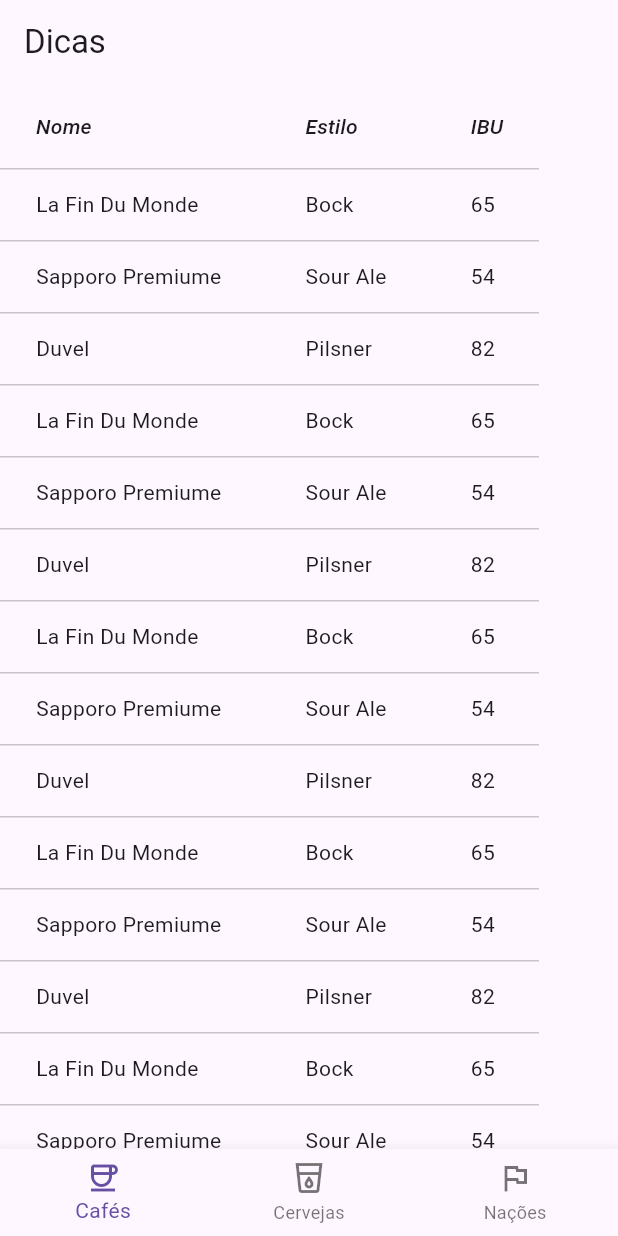
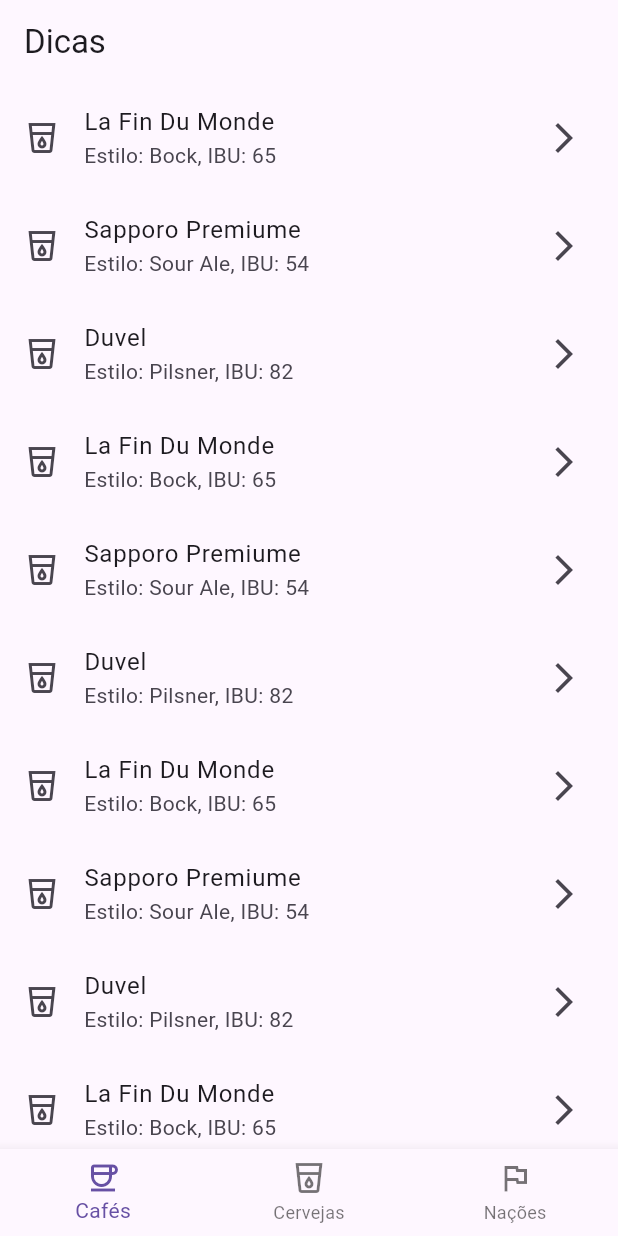
Before and after one commit to Kaiom20/Poo, a Flutter app: the screen it shows after launch, on a phone screen of 412 x 824 dp. Run offline on Flutter 3.47's test engine with Material 3 defaults, Android fonts, the phone set to English and light mode, and no system bars.

Commit message:
Receita 04 - Exercício 02

```diff
--- a/lib/main.dart
+++ b/lib/main.dart
@@ -123,11 +123,7 @@
 
           ),
 
-        body: Scrollbar(
-          child: SingleChildScrollView(
-            child: DataBodyWidget(objects: dataObjects),
-          ),
-        ),
+        body: MytileWidget(items: dataObjects),
 
         bottomNavigationBar: NewNavBar(),
 
@@ -183,30 +179,23 @@
 
 
 
-class DataBodyWidget extends StatelessWidget {
-  List objects;
-  DataBodyWidget( {this.objects = const [] });
+class MytileWidget extends StatelessWidget {
+  final List<Map<String, String>> items;
+  MytileWidget({this.items = const []});
 
   @override
   Widget build(BuildContext context) {
-    var columnNames = ["Nome","Estilo","IBU"],
-        propertyNames = ["name", "style", "ibu"];
-
-    return DataTable(
-      columns: columnNames.map(
-                (name) => DataColumn(
-                  label: Expanded(
-                    child: Text(name, style: TextStyle(fontStyle: FontStyle.italic))
-                  )
-                )
-              ).toList()
-      ,
-      rows: objects.map(
-        (obj) => DataRow(
-            cells: propertyNames.map(
-              (propName) => DataCell(Text(obj[propName]))
-            ).toList()
-          )
-        ).toList());
+    return ListView.builder(
+      itemCount: items.length,
+      itemBuilder: (context, index) {
+        var item = items[index];
+        return ListTile(
+          leading: Icon(Icons.local_drink_outlined),
+          title: Text(item["name"] ?? ""),
+          subtitle: Text("Estilo: ${item["style"]}, IBU: ${item["ibu"]}"),
+          trailing: Icon(Icons.arrow_forward_ios),
+        );
+      },
+    );
   }
 }
```
